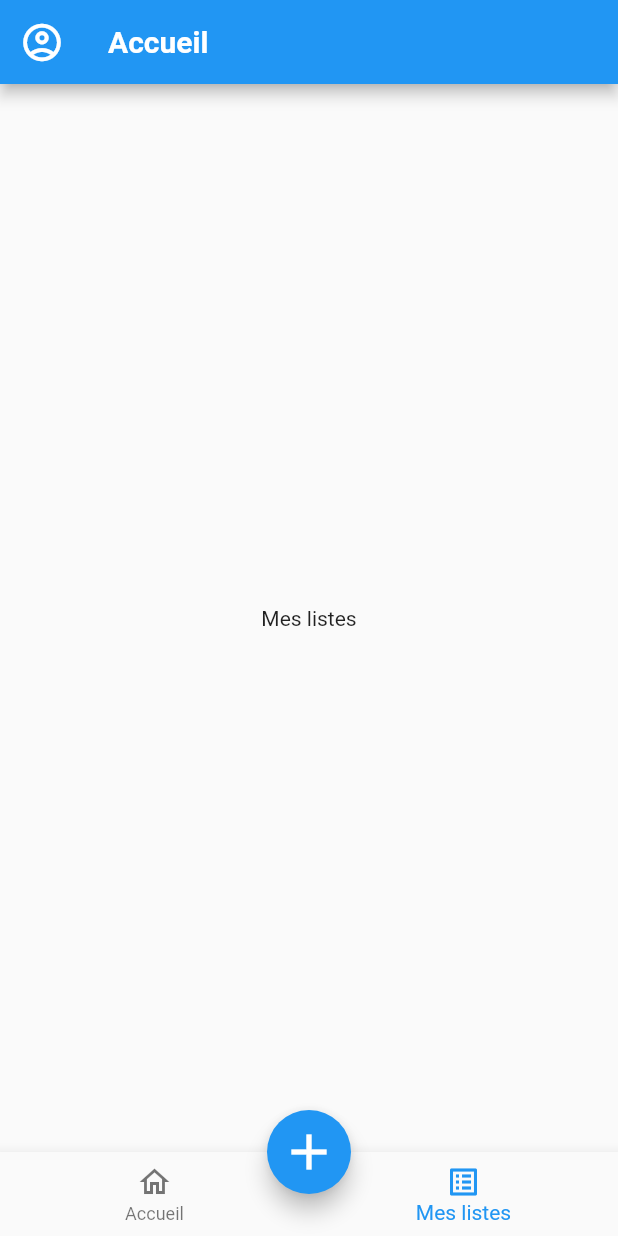
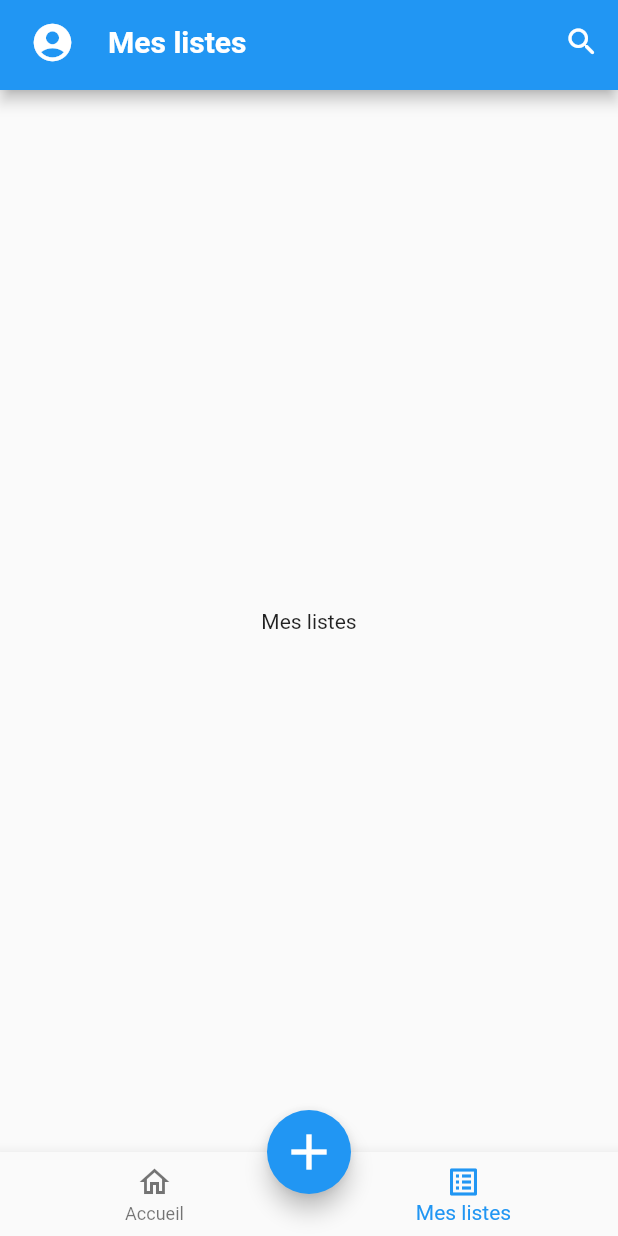
Before and after one commit to regi-gouale/iger, a Flutter app: the screen it shows after launch, swiped to page 2, on a phone screen of 412 x 824 dp. Run offline on Flutter 3.47's test engine with Material 2 defaults, Android fonts, the phone set to English and light mode, and no system bars.

Commit message:
Add Custom app bar

```diff
--- /dev/null
+++ b/lib/components/list_app_bar.dart
@@ -0,0 +1,52 @@
+import 'package:flutter/material.dart';
+
+class ListAppBar extends StatefulWidget implements PreferredSizeWidget {
+  final String title;
+  const ListAppBar({
+    Key? key,
+    required this.title,
+  })  : preferredSize = const Size.fromHeight(60),
+        super(key: key);
+
+  @override
+  State<ListAppBar> createState() => _ListAppBarState();
+
+  @override
+  final Size preferredSize;
+  // Size get preferredSize => throw UnimplementedError();
+}
+
+class _ListAppBarState extends State<ListAppBar> {
+  @override
+  Widget build(BuildContext context) {
+    return AppBar(
+      leading: InkWell(
+        onTap: () {},
+        child: const Padding(
+          padding: EdgeInsets.symmetric(
+            horizontal: 20.0,
+            vertical: 10.0,
+          ),
+          child: Icon(
+            Icons.account_circle_rounded,
+            size: 30.0,
+          ),
+        ),
+      ),
+      title: Text(
+        widget.title,
+        style: const TextStyle(
+          fontWeight: FontWeight.bold,
+        ),
+      ),
+      actions: [
+        IconButton(
+          onPressed: () {},
+          icon: const Icon(
+            Icons.search_rounded,
+          ),
+        ),
+      ],
+    );
+  }
+}
--- a/lib/screens/main_screen.dart
+++ b/lib/screens/main_screen.dart
@@ -1,4 +1,5 @@
 import 'package:flutter/material.dart';
+import 'package:iger/components/list_app_bar.dart';
 import 'package:iger/screens/views/home_view.dart';
 import 'package:iger/screens/views/list_tasks_view.dart';
 
@@ -12,6 +13,7 @@ class MainScreen extends StatefulWidget {
 class _MainScreenState extends State<MainScreen> {
   late final PageController _pageController;
   int _currentIndex = 0;
+  String _appBarTitle = "Accueil";
 
   @override
   void initState() {
@@ -28,22 +30,12 @@ class _MainScreenState extends State<MainScreen> {
   @override
   Widget build(BuildContext context) {
     return Scaffold(
-      appBar: AppBar(
-        leading: const Icon(
-          Icons.account_circle_outlined,
-          size: 30.0,
-        ),
-        title: const Text(
-          "Accueil",
-          style: TextStyle(
-            fontWeight: FontWeight.bold,
-          ),
-        ),
-      ),
+      appBar: ListAppBar(title: _appBarTitle),
       body: PageView(
         onPageChanged: (index) {
           setState(() {
             _currentIndex = index;
+            _appBarTitle = index == 1 ? "Mes listes" : "Accueil";
           });
         },
         controller: _pageController,
```
